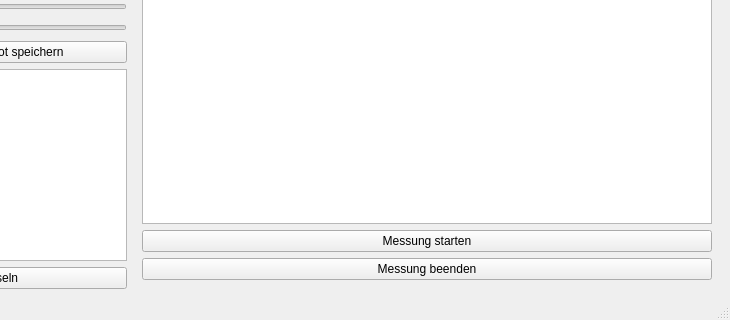
This is Aufblaspruefstand_GUI.ui in BesTHB/Aufblaspruefstand as Qt 5 draws it before an edit; both pictures show x 470 to 1200 and y 283 to 603 of the 1200 by 603 pixel window. The edited form follows.
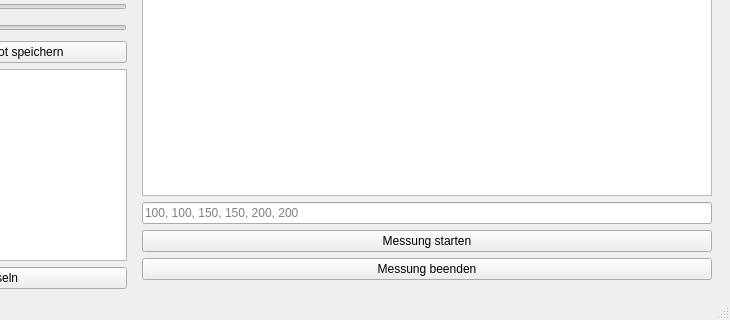
This is the edited form. Custom widgets are drawn as their Qt base class.

```diff
--- a/Aufblaspruefstand_GUI.ui
+++ b/Aufblaspruefstand_GUI.ui
@@ -196,6 +196,16 @@
        <item>
         <widget class="GraphicsLayoutWidget" name="plot_GraphicsLayoutWidget"/>
        </item>
+       <item>
+        <widget class="QLineEdit" name="lineEdit_Durchmesser_Zyklen">
+         <property name="toolTip">
+          <string>Durchmesser, die je Aufblasezyklus erreicht werden sollen (kommagetrennt, min. ein Wert, max. 250)</string>
+         </property>
+         <property name="placeholderText">
+          <string>100, 100, 150, 150, 200, 200</string>
+         </property>
+        </widget>
+       </item>
        <item>
         <widget class="QPushButton" name="pushButtonMessungStarten">
          <property name="text">
```
